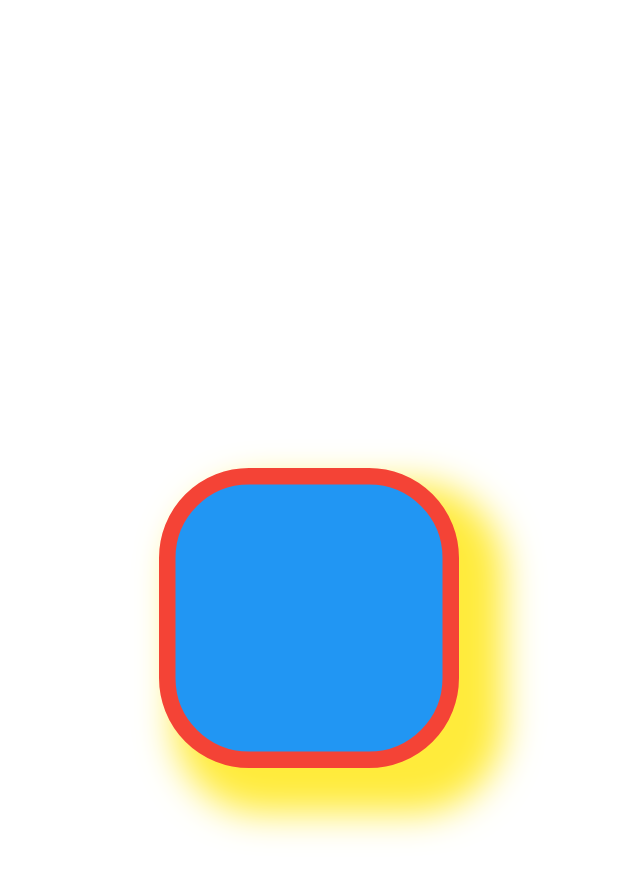
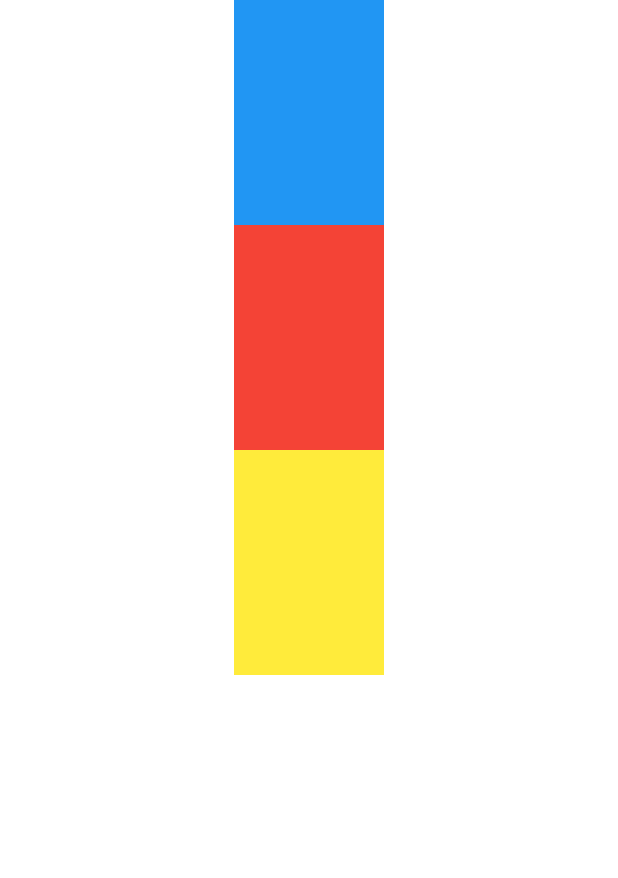
Before and after one commit to Daydreeaming/Aula02, a Flutter app: the screen it shows after launch, on a phone screen of 412 x 824 dp. Shown: the top 878 px of the screen. Run offline on Flutter 3.47's test engine with Material 2 defaults, Android fonts, the phone set to English and light mode, and no system bars.

Commit message:
Aula de componentização

```diff
--- a/lib/main.dart
+++ b/lib/main.dart
@@ -9,30 +9,34 @@ class MyApp extends StatelessWidget {
   @override
   Widget build(BuildContext context) {
     return MaterialApp(
-      home: Container(
-        color: Colors.white,
-        alignment: Alignment.center,
-        child: Container(
-          width: 200,
-          height: 200,
-          decoration: BoxDecoration(
-            color: Colors.blue,
-            border: Border.all(
-              color: Colors.red,
-              width: 11,
+      home: Column(
+        children: [
+          ColorfullContainer(
+            cor: Colors.blue
             ),
-            borderRadius: BorderRadius.circular(60),
-            boxShadow: [
-              BoxShadow(
-                color: Colors.yellow,
-                offset: Offset(20, 20),
-                spreadRadius: 10,
-                blurRadius: 20
-              ),
-            ]
-          ),
-        ),
+          ColorfullContainer(
+            cor: Colors.red
+            ),
+          ColorfullContainer(
+            cor: Colors.yellow
+            ),
+        ],
       ),
     );
   }
 }
+
+class ColorfullContainer extends StatelessWidget {
+  final Color cor;
+
+  ColorfullContainer({Key key, this.cor}) : super(key: key);
+
+  @override
+  Widget build(BuildContext context) {
+    return Container(
+      width: 100,
+      height: 150,
+      color: cor,
+    );
+  }
+}
```
